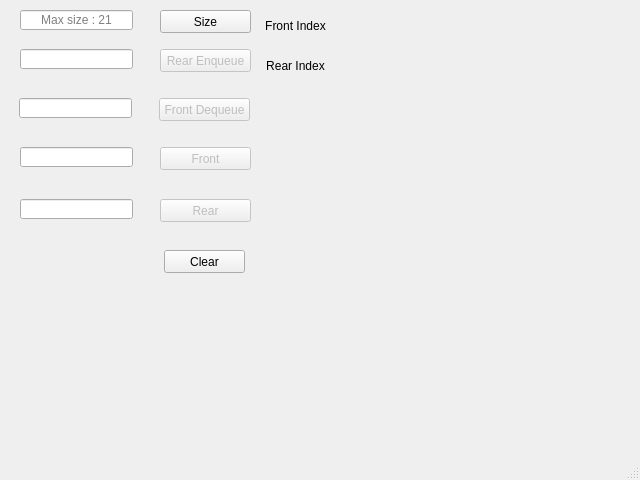
Before: the Qt Designer form khappppi/circQueue.ui in Gaurang1044/Data-Structure-Visualizer, drawn with Qt 5.
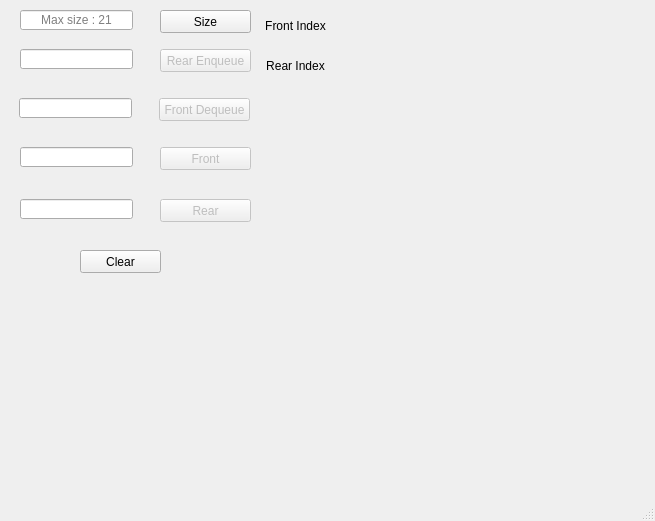
After: the same form once the commit is applied.

Patch:
```diff
--- a/khappppi/circQueue.ui
+++ b/khappppi/circQueue.ui
@@ -6,8 +6,8 @@
    <rect>
     <x>0</x>
     <y>0</y>
-    <width>640</width>
-    <height>480</height>
+    <width>655</width>
+    <height>521</height>
    </rect>
   </property>
   <property name="windowTitle">
@@ -81,8 +81,8 @@
    <widget class="QLabel" name="label">
     <property name="geometry">
      <rect>
-      <x>60</x>
-      <y>290</y>
+      <x>50</x>
+      <y>310</y>
       <width>151</width>
       <height>20</height>
      </rect>
@@ -251,7 +251,7 @@
    <widget class="QPushButton" name="clearButton">
     <property name="geometry">
      <rect>
-      <x>164</x>
+      <x>80</x>
       <y>250</y>
       <width>81</width>
       <height>23</height>
```
Left out of the diff: 17 changed lines with no effect on the pictures.
